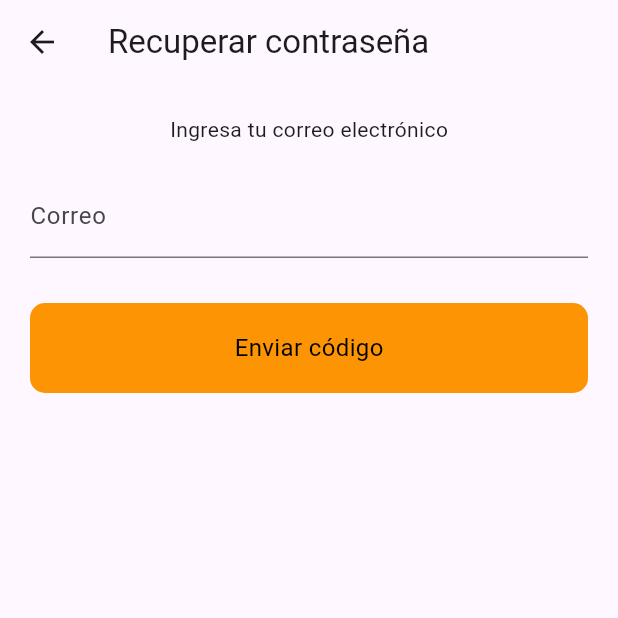
After one commit to WesitosFsa/Cochasqui-APP, a Flutter app: the ForgotPasswordScreen screen opened directly, on a phone screen of 412 x 824 dp, the top half of it. The commit adds this screen. Run offline on Flutter 3.47's test engine with Material 3 defaults, Android fonts, the phone set to English and light mode, and no system bars; our stand-ins replace flutter_map, geolocator, latlong2, supabase_flutter; missing offline and left inert: ar_flutter_plugin_updated, flutter_map_mbtiles, mbtiles; accounts and stored records are empty.

Commit message:
feat(auth): Añadiendo pantalla de Recuperacion de contraseña

```diff
--- /dev/null
+++ b/lib/features/auth/screens/resetpassword_screen.dart
@@ -0,0 +1,78 @@
+import 'package:cochasqui_park/core/supabase/auth_service.dart';
+import 'package:cochasqui_park/features/auth/screens/verifypassword_screen.dart';
+import 'package:cochasqui_park/shared/widgets/buttonR.dart';
+import 'package:flutter/material.dart';
+
+class ForgotPasswordScreen extends StatefulWidget {
+  const ForgotPasswordScreen({super.key});
+
+  @override
+  State<ForgotPasswordScreen> createState() => _ForgotPasswordScreenState();
+}
+
+class _ForgotPasswordScreenState extends State<ForgotPasswordScreen> {
+  final TextEditingController _emailController = TextEditingController();
+  String? _message;
+  bool _busy = false;
+
+  void _sendCode() async {
+    final email = _emailController.text.trim();
+
+    setState(() {
+      _busy = true;
+      _message = null;
+    });
+
+    try {
+      await AuthService().sendRecoveryCode(email);
+      setState(() {
+        _message = "Código enviado al correo";
+      });
+
+      Navigator.push(
+        context,
+        MaterialPageRoute(
+          builder: (_) => VerifyCodeScreen(email: email),
+        ),
+      );
+    } catch (e) {
+      setState(() {
+        _message = "Error al enviar el código";
+      });
+    } finally {
+      setState(() {
+        _busy = false;
+      });
+    }
+  }
+
+  @override
+  Widget build(BuildContext context) {
+    return Scaffold(
+      appBar: AppBar(title: Text("Recuperar contraseña")),
+      body: Padding(
+        padding: const EdgeInsets.all(20),
+        child: Column(
+          children: [
+            Text("Ingresa tu correo electrónico"),
+            const SizedBox(height: 20),
+            TextFormField(
+              controller: _emailController,
+              decoration: const InputDecoration(labelText: "Correo"),
+            ),
+            const SizedBox(height: 30),
+            ButtonR(
+              text: "Enviar código",
+              onTap: _busy ? null : _sendCode,
+              showIcon: false,
+            ),
+            if (_message != null) ...[
+              const SizedBox(height: 20),
+              Text(_message!),
+            ]
+          ],
+        ),
+      ),
+    );
+  }
+}
```
Also changed, not shown: lib/core/supabase/auth_service.dart (+29 -0 lines), lib/features/auth/screens/login_screen.dart (+10 -11 lines), lib/features/auth/screens/verifypassword_screen.dart (added, +92 -0 lines), lib/shared/widgets/text_camp.dart (+8 -3 lines), lib/features/auth/controller.dart (deleted), lib/features/profile/controller.dart (deleted), lib/features/profile/edit_profile_screen.dart (deleted), lib/features/profile/profile_screen.dart (deleted).
